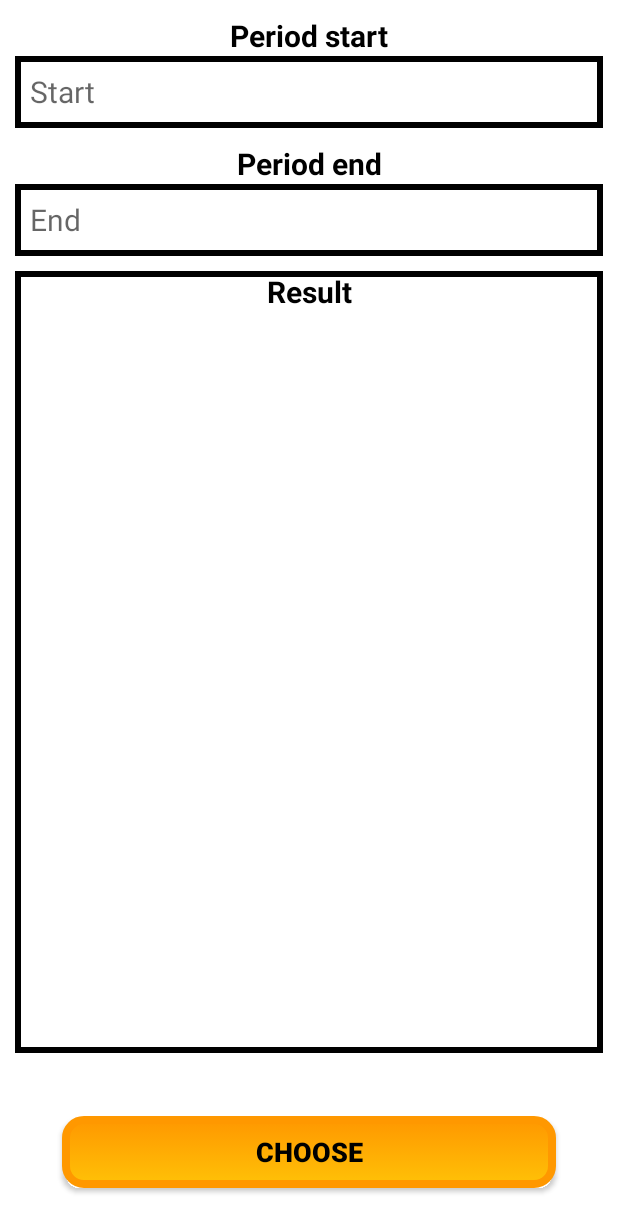
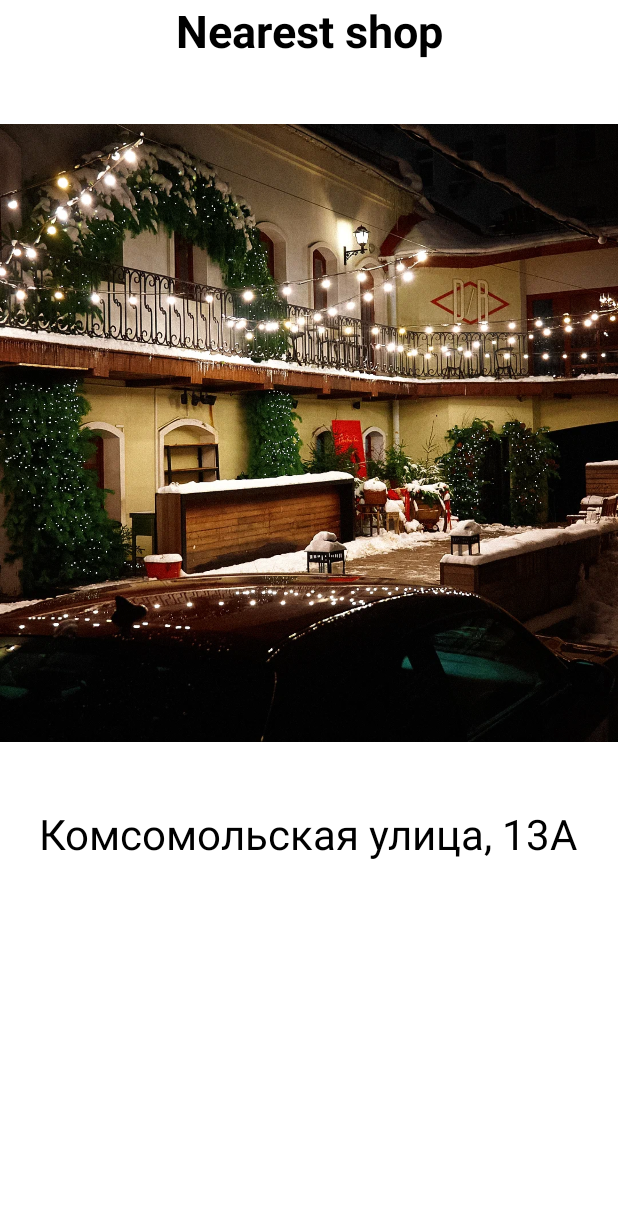
Before and after one commit to pmvs2022/labrabota11-gr13a-enjoyers, an Android app: the screen it shows after launch (FindShopActivity before the commit, ShopActivity after it), after a tap on "FIND THE NEAREST SHOP", on a phone screen of 412 x 824 dp. Shown: the top 1232 px of the screen. Run offline under Robolectric (Android 15) with nearby library versions, the light colour scheme and no system bars; 3 statements that could not run were skipped.

Commit message:
add find shop functionality

```diff
--- a/app/build.gradle
+++ b/app/build.gradle
@@ -1,5 +1,6 @@
 plugins {
     id 'com.android.application'
+    id 'com.google.android.libraries.mapsplatform.secrets-gradle-plugin'
 }
 
 android {
@@ -43,6 +44,7 @@ dependencies {
     implementation 'androidx.appcompat:appcompat:1.5.1'
     implementation 'com.google.android.material:material:1.7.0'
     implementation 'androidx.constraintlayout:constraintlayout:2.1.4'
+    implementation 'com.google.android.gms:play-services-maps:18.0.2'
     testImplementation 'junit:junit:4.13.2'
     androidTestImplementation 'androidx.test.ext:junit:1.1.4'
     androidTestImplementation 'androidx.test.espresso:espresso-core:3.5.0'
--- a/app/src/main/java/com/example/cpptest/FindShopActivity.java
+++ /dev/null
@@ -1,38 +0,0 @@
-package com.example.cpptest;
-
-import android.graphics.Rect;
-import android.os.Bundle;
-import android.view.TouchDelegate;
-import android.view.View;
-import android.widget.TextView;
-
-import androidx.appcompat.app.AppCompatActivity;
-import androidx.appcompat.widget.AppCompatButton;
-
-public class FindShopActivity extends AppCompatActivity {
-
-    @Override
-    protected void onCreate(Bundle savedInstanceState) {
-        super.onCreate(savedInstanceState);
-        getSupportActionBar().hide();
-        setContentView(R.layout.q_most_sold_for_the_period);
-        setListeners();
-        setButtonLabels();
-
-    }
-
-    private void setButtonLabels() {
-        ((AppCompatButton)findViewById(R.id.b_submit_period).findViewById(R.id.button)).setText(R.string.choose);
-    }
-
-    private void setListeners(){
-        View.OnClickListener listener = new View.OnClickListener() {
-            @Override
-            public void onClick(View view) {
-            }
-        };
-
-        ButtonFragment.addTouchDelegate(findViewById(R.id.b_submit_period).findViewById(R.id.button),listener);
-    }
-
-}
--- /dev/null
+++ b/app/src/main/java/com/example/cpptest/MyLocationListener.java
@@ -0,0 +1,50 @@
+package com.example.cpptest;
+
+import android.annotation.SuppressLint;
+import android.content.Context;
+import android.content.pm.PackageManager;
+import android.location.Location;
+import android.location.LocationListener;
+import android.location.LocationManager;
+import android.os.Bundle;
+
+import androidx.core.app.ActivityCompat;
+import androidx.core.content.ContextCompat;
+
+public class MyLocationListener implements LocationListener {
+
+    static Location imHere;
+
+    public static void SetUpLocationListener(Context context)
+    {
+        LocationManager locationManager = (LocationManager)
+                context.getSystemService(Context.LOCATION_SERVICE);
+
+        LocationListener locationListener = new MyLocationListener();
+
+        locationManager.requestLocationUpdates(
+                LocationManager.GPS_PROVIDER,
+                0,
+                0,
+                locationListener);
+
+        imHere = locationManager.getLastKnownLocation(LocationManager.GPS_PROVIDER);
+    }
+
+    @Override
+    public void onLocationChanged(Location loc) {
+        imHere = loc;
+    }
+
+    @Override
+    public void onProviderDisabled(String provider) {
+    }
+
+    @Override
+    public void onProviderEnabled(String provider) {
+    }
+
+    @Override
+    public void onStatusChanged(String provider, int status, Bundle extras) {
+    }
+}
--- a/app/src/main/java/com/example/cpptest/OptionsActivity.java
+++ b/app/src/main/java/com/example/cpptest/OptionsActivity.java
@@ -1,10 +1,7 @@
 package com.example.cpptest;
 
 import android.content.Intent;
-import android.graphics.Rect;
 import android.os.Bundle;
-import android.text.method.Touch;
-import android.view.TouchDelegate;
 import android.view.View;
 
 import androidx.appcompat.app.AppCompatActivity;
@@ -37,7 +34,7 @@ public class OptionsActivity extends AppCompatActivity {
                 int option = -1;
                 switch (((View)view.getParent()).getId()) {
                     case R.id.b_find_shop:
-                        nextLayoutClass = FindShopActivity.class;
+                        nextLayoutClass = ShopActivity.class;
                         break;
                     case R.id.b_query_most_sold_p:
                         nextLayoutClass = QueryForPeriodActivity.class;
--- /dev/null
+++ b/app/src/main/java/com/example/cpptest/Shop.java
@@ -0,0 +1,20 @@
+package com.example.cpptest;
+
+public class Shop {
+    private int addressID;
+    private int imageID;
+
+    public int getAddressID() {
+        return addressID;
+    }
+
+    public int getImageID() {
+        return imageID;
+    }
+
+    public Shop (int addressID, int imageID) {
+        this.addressID = addressID;
+        this.imageID = imageID;
+    }
+
+}
--- /dev/null
+++ b/app/src/main/java/com/example/cpptest/ShopActivity.java
@@ -0,0 +1,64 @@
+package com.example.cpptest;
+
+import android.content.Intent;
+import android.location.Location;
+import android.os.Bundle;
+import android.view.View;
+import android.widget.ImageView;
+import android.widget.TextView;
+
+import androidx.appcompat.app.AppCompatActivity;
+import androidx.appcompat.widget.AppCompatButton;
+
+import java.util.ArrayList;
+
+
+public class ShopActivity extends AppCompatActivity {
+
+    private Intent intent;
+    private Location nemiga_shop = new Location("");
+    private Location railway_station_shop = new Location("");
+    private Location vostok_shop = new Location("");
+    private Location oktyabrskaya_shop = new Location("");
+
+    private ImageView ivShopImage;
+    private TextView tvShopAddress;
+
+    @Override
+    protected void onCreate(Bundle savedInstanceState) {
+        super.onCreate(savedInstanceState);
+        getSupportActionBar().hide();
+        setContentView(R.layout.activity_shop);
+        ivShopImage = (ImageView) findViewById(R.id.iv_shop_image);
+        tvShopAddress = (TextView) findViewById(R.id.tv_shop_address);
+        MyLocationListener.SetUpLocationListener(this);
+
+        nemiga_shop.setLongitude(53.902440);
+        nemiga_shop.setLatitude(27.552947);
+        railway_station_shop.setLongitude(53.890772);
+        railway_station_shop.setLatitude(27.552037);
+        vostok_shop.setLongitude(53.935874);
+        vostok_shop.setLatitude(27.654413);
+        oktyabrskaya_shop.setLongitude(53.900963);
+        oktyabrskaya_shop.setLatitude(27.559223);
+
+        Shop[] shops = {new Shop(R.string.nemiga, R.drawable.nemiga),
+                new Shop(R.string.railway_station, R.drawable.railway_station),
+                new Shop(R.string.vostok, R.drawable.vostok),
+                new Shop(R.string.oktyabrskaya, R.drawable.oktyabrskaya)};
+        Location[] shopLocations = {nemiga_shop, railway_station_shop, vostok_shop, oktyabrskaya_shop};
+        int closestShopID = 0;
+        double minDistance = MyLocationListener.imHere.distanceTo(shopLocations[0]);
+        for (int i = 1; i < shops.length; ++i) {
+            double distance = MyLocationListener.imHere.distanceTo(shopLocations[i]);
+            if (minDistance > distance) {
+                minDistance = distance;
+                closestShopID = i;
+            }
+        }
+        ivShopImage.setImageResource(shops[closestShopID].getImageID());
+        tvShopAddress.setText(shops[closestShopID].getAddressID());
+    }
+
+
+}
--- /dev/null
+++ b/app/src/main/res/layout/activity_shop.xml
@@ -0,0 +1,43 @@
+<?xml version="1.0" encoding="utf-8"?>
+<androidx.constraintlayout.widget.ConstraintLayout xmlns:android="http://schemas.android.com/apk/res/android"
+    xmlns:app="http://schemas.android.com/apk/res-auto"
+    xmlns:tools="http://schemas.android.com/tools"
+    android:layout_width="match_parent"
+    android:layout_height="match_parent">
+
+    <TextView
+        android:id="@+id/tv_nearest_shop"
+        android:layout_width="wrap_content"
+        android:layout_height="wrap_content"
+        android:text="@string/nearest_shop"
+        android:textColor="@color/black"
+        android:textSize="30sp"
+        android:textStyle="bold"
+        app:layout_constraintEnd_toEndOf="parent"
+        app:layout_constraintStart_toStartOf="parent"
+        app:layout_constraintTop_toTopOf="parent" />
+
+    <ImageView
+        android:id="@+id/iv_shop_image"
+        android:layout_width="wrap_content"
+        android:layout_height="464dp"
+        android:layout_marginTop="16dp"
+        app:layout_constraintEnd_toEndOf="parent"
+        app:layout_constraintHorizontal_bias="0.0"
+        app:layout_constraintStart_toStartOf="parent"
+        app:layout_constraintTop_toBottomOf="@+id/tv_nearest_shop"
+        app:srcCompat="@drawable/kitty" />
+
+    <TextView
+        android:id="@+id/tv_shop_address"
+        android:layout_width="wrap_content"
+        android:layout_height="wrap_content"
+        android:layout_marginTop="16dp"
+        android:text="TextView"
+        android:textColor="#000000"
+        android:textSize="28sp"
+        app:layout_constraintEnd_toEndOf="parent"
+        app:layout_constraintHorizontal_bias="0.498"
+        app:layout_constraintStart_toStartOf="parent"
+        app:layout_constraintTop_toBottomOf="@+id/iv_shop_image" />
+</androidx.constraintlayout.widget.ConstraintLayout>
--- a/app/src/main/res/layout/find_shop.xml
+++ /dev/null
@@ -1,6 +0,0 @@
-<?xml version="1.0" encoding="utf-8"?>
-<androidx.constraintlayout.widget.ConstraintLayout xmlns:android="http://schemas.android.com/apk/res/android"
-    android:layout_width="match_parent"
-    android:layout_height="match_parent">
-
-</androidx.constraintlayout.widget.ConstraintLayout>
--- a/app/src/main/res/values/strings.xml
+++ b/app/src/main/res/values/strings.xml
@@ -22,6 +22,10 @@
     <string name="option_first">Selection records by period</string>
     <string name="option_second">Searching the nearest shop</string>
     <string name="nearest_shop">Nearest shop</string>
-    <string name="find_nearest_shop">Find nearest shop</string>
     <string name="choose">Choose</string>
+    <string name="title_activity_find_shop">FindShopActivity</string>
+    <string name="nemiga">Комсомольская улица, 13А</string>
+    <string name="railway_station">Привокзальная площадь, 3</string>
+    <string name="vostok">улица Калиновского, 82к2</string>
+    <string name="oktyabrskaya">проспект Независимости, 23</string>
 </resources>
--- a/build.gradle
+++ b/build.gradle
@@ -2,4 +2,5 @@
 plugins {
     id 'com.android.application' version '7.3.1' apply false
     id 'com.android.library' version '7.3.1' apply false
+    id 'com.google.android.libraries.mapsplatform.secrets-gradle-plugin' version '2.0.1' apply false
 }
```
Also changed, not shown: app/src/main/AndroidManifest.xml (+7 -4 lines), app/src/main/res/layout/q_sales_info_by_author.xml (deleted, +0 -49 lines), app/src/main/res/drawable/nemiga.webp (added), app/src/main/res/drawable/oktyabrskaya.webp (added), app/src/main/res/drawable/railway_station.webp (added), app/src/main/res/drawable/vostok.webp (added).
